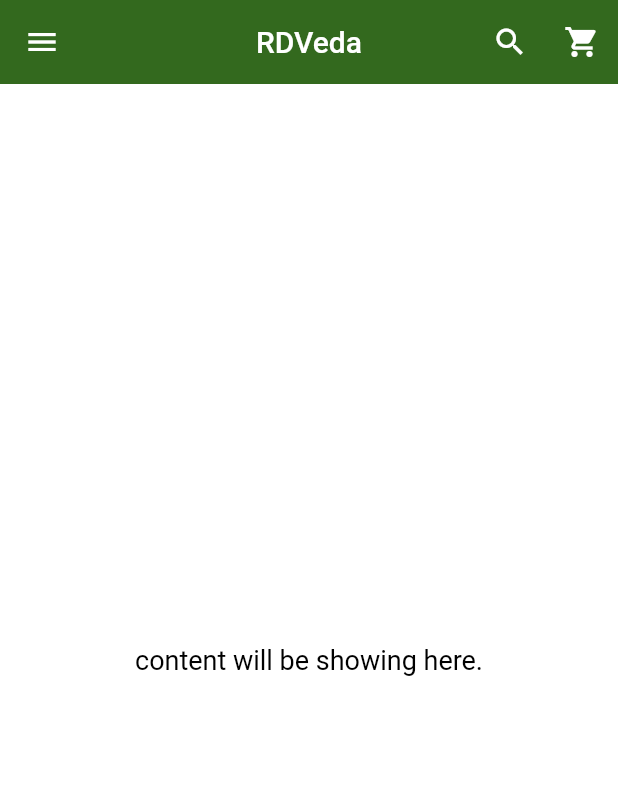
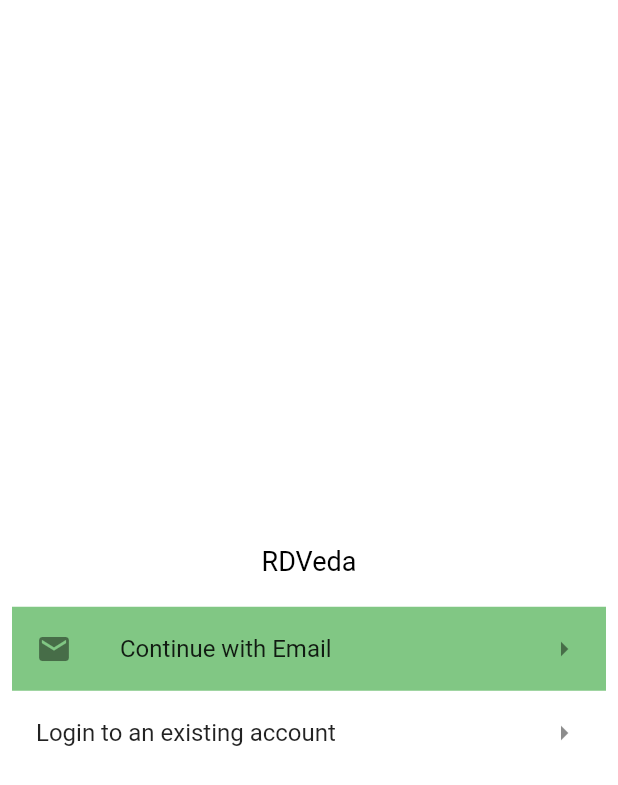
Before and after one commit to MV1998/rdveda, a Flutter app: the screen it shows after launch, on a phone screen of 412 x 824 dp. Shown: the top 785 px of the screen. Run offline on Flutter 3.47's test engine with Material 3 defaults, Android fonts, the phone set to English and light mode, and no system bars; our stand-ins replace firebase_auth, firebase_core, font_awesome_flutter, go_router, shared_preferences; accounts and stored records are empty.

Commit message:
working on choose authentication option screen.

```diff
--- a/lib/main.dart
+++ b/lib/main.dart
@@ -80,8 +80,9 @@ class _MyAppState extends State<MyApp> {
           )
         ),
         scaffoldBackgroundColor: Colors.white,
-        appBarTheme:  AppBarTheme(
-          backgroundColor: Colors.lightGreen.shade900,
+        appBarTheme: const AppBarTheme(
+          // backgroundColor: Colors.lightGreen.shade900,
+          backgroundColor: Colors.white,
           elevation: 0.0,
         )
       ),
--- /dev/null
+++ b/lib/src/feature/home/fragments/choose_authentication_option_screen.dart
@@ -0,0 +1,32 @@
+import 'package:flutter/material.dart';
+
+class ChooseAuthenticationOptionScreen extends StatelessWidget {
+  const ChooseAuthenticationOptionScreen({super.key});
+
+  @override
+  Widget build(BuildContext context) {
+    return  Padding(
+      padding: const EdgeInsets.all(8.0),
+      child: Center(
+        child: Column(
+          mainAxisAlignment: MainAxisAlignment.center,
+          mainAxisSize: MainAxisSize.min,
+          children: [
+            Text("RDVeda"),
+            SizedBox(height: 20,),
+            ListTile(
+              leading: Icon(Icons.mail),
+              title: Text("Continue with Email"),
+              trailing: Icon(Icons.arrow_right),
+              tileColor: Colors.green.shade300,
+            ),
+            ListTile(
+              title: Text("Login to an existing account"),
+              trailing: Icon(Icons.arrow_right),
+            )
+          ],
+        ),
+      ),
+    );
+  }
+}
--- /dev/null
+++ b/lib/src/feature/home/fragments/home_primary_content.dart
@@ -0,0 +1,15 @@
+import 'package:flutter/material.dart';
+
+class HomePrimaryContent extends StatefulWidget {
+  const HomePrimaryContent({super.key});
+
+  @override
+  State<HomePrimaryContent> createState() => _HomePrimaryContentState();
+}
+
+class _HomePrimaryContentState extends State<HomePrimaryContent> {
+  @override
+  Widget build(BuildContext context) {
+    return const Placeholder();
+  }
+}
--- a/lib/src/feature/home/screens/home_screen.dart
+++ b/lib/src/feature/home/screens/home_screen.dart
@@ -1,4 +1,6 @@
 import 'package:flutter/material.dart';
+
+import '../fragments/choose_authentication_option_screen.dart';
 
 class HomeScreen extends StatefulWidget {
   const HomeScreen({super.key});
@@ -10,8 +12,7 @@ class HomeScreen extends StatefulWidget {
 class _HomeScreenState extends State<HomeScreen> {
   @override
   Widget build(BuildContext context) {
-    return SafeArea(
-        child: Scaffold(
+    return Scaffold(
           appBar: AppBar(
     title: const Text("RDVeda"),
     centerTitle: true,
@@ -22,7 +23,7 @@ class _HomeScreenState extends State<HomeScreen> {
           ),
           drawer: const Drawer(),
           body: const BuildBodyUI(),
-    ));
+        );
   }
 }
 
@@ -31,8 +32,6 @@ class BuildBodyUI extends StatelessWidget {
 
   @override
   Widget build(BuildContext context) {
-    return const Center(
-      child: Text("content will be showing here."),
-    );
+    return const ChooseAuthenticationOptionScreen();
   }
 }
```
Lines whose indentation alone changed are shown as unchanged.
